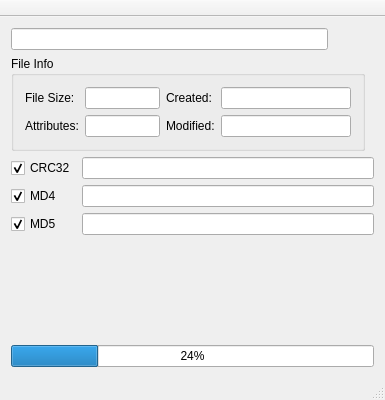
Old version of the form src/mainwindow.ui in the repository kors2m/qHasher.
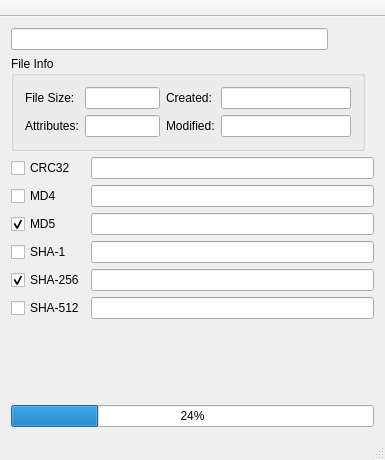
New version of the form. Icons and pictures are not drawn.

Diff of the .ui file:
```diff
--- a/src/mainwindow.ui
+++ b/src/mainwindow.ui
@@ -7,7 +7,7 @@
     <x>0</x>
     <y>0</y>
     <width>385</width>
-    <height>400</height>
+    <height>460</height>
    </rect>
   </property>
   <property name="sizePolicy">
@@ -19,13 +19,13 @@
   <property name="minimumSize">
    <size>
     <width>385</width>
-    <height>400</height>
+    <height>460</height>
    </size>
   </property>
   <property name="maximumSize">
    <size>
     <width>385</width>
-    <height>400</height>
+    <height>460</height>
    </size>
   </property>
   <property name="windowTitle">
@@ -223,35 +223,21 @@
     </item>
     <item row="2" column="0">
      <layout class="QGridLayout" name="gridLayout_4">
-      <item row="2" column="0">
-       <widget class="QCheckBox" name="md5CB">
-        <property name="text">
-         <string>MD5</string>
-        </property>
-        <property name="checked">
-         <bool>true</bool>
-        </property>
-       </widget>
-      </item>
       <item row="0" column="0">
        <widget class="QCheckBox" name="crc32CB">
+        <property name="enabled">
+         <bool>true</bool>
+        </property>
         <property name="text">
          <string>CRC32</string>
         </property>
         <property name="checked">
-         <bool>true</bool>
+         <bool>false</bool>
         </property>
        </widget>
       </item>
-      <item row="2" column="1">
-       <widget class="QLineEdit" name="md5LE">
-        <property name="readOnly">
-         <bool>true</bool>
-        </property>
-       </widget>
-      </item>
-      <item row="1" column="1">
-       <widget class="QLineEdit" name="md4LE">
+      <item row="0" column="1">
+       <widget class="QLineEdit" name="crc32LE">
         <property name="readOnly">
          <bool>true</bool>
         </property>
@@ -263,33 +249,83 @@
          <string>MD4</string>
         </property>
         <property name="checked">
+         <bool>false</bool>
+        </property>
+       </widget>
+      </item>
+      <item row="1" column="1">
+       <widget class="QLineEdit" name="md4LE">
+        <property name="readOnly">
          <bool>true</bool>
         </property>
        </widget>
       </item>
-      <item row="0" column="1">
-       <widget class="QLineEdit" name="crc32LE">
+      <item row="2" column="0">
+       <widget class="QCheckBox" name="md5CB">
+        <property name="text">
+         <string>MD5</string>
+        </property>
+        <property name="checked">
+         <bool>true</bool>
+        </property>
+       </widget>
+      </item>
+      <item row="2" column="1">
+       <widget class="QLineEdit" name="md5LE">
         <property name="readOnly">
          <bool>true</bool>
         </property>
        </widget>
       </item>
+      <item row="3" column="0">
+       <widget class="QCheckBox" name="sha1CB">
+        <property name="text">
+         <string>SHA-1</string>
+        </property>
+       </widget>
+      </item>
       <item row="3" column="1">
-       <spacer name="verticalSpacer">
-        <property name="orientation">
-         <enum>Qt::Vertical</enum>
+       <widget class="QLineEdit" name="sha1LE"/>
+      </item>
+      <item row="4" column="0">
+       <widget class="QCheckBox" name="sha256CB">
+        <property name="text">
+         <string>SHA-256</string>
         </property>
-        <property name="sizeHint" stdset="0">
-         <size>
-          <width>20</width>
-          <height>53</height>
-         </size>
+        <property name="checked">
+         <bool>true</bool>
         </property>
-       </spacer>
+       </widget>
+      </item>
+      <item row="4" column="1">
+       <widget class="QLineEdit" name="sha256LE"/>
+      </item>
+      <item row="5" column="0">
+       <widget class="QCheckBox" name="sha512CB">
+        <property name="text">
+         <string>SHA-512</string>
+        </property>
+       </widget>
+      </item>
+      <item row="5" column="1">
+       <widget class="QLineEdit" name="sha512LE"/>
       </item>
      </layout>
     </item>
     <item row="3" column="0">
+     <spacer name="verticalSpacer">
+      <property name="orientation">
+       <enum>Qt::Vertical</enum>
+      </property>
+      <property name="sizeHint" stdset="0">
+       <size>
+        <width>20</width>
+        <height>17</height>
+       </size>
+      </property>
+     </spacer>
+    </item>
+    <item row="4" column="0">
      <widget class="QProgressBar" name="progressBar">
       <property name="value">
        <number>24</number>
@@ -297,6 +333,14 @@
      </widget>
     </item>
    </layout>
+   <zorder>fileInfoGB</zorder>
+   <zorder>progressBar</zorder>
+   <zorder>verticalSpacer</zorder>
+   <zorder>sha256CB</zorder>
+   <zorder>sha512CB</zorder>
+   <zorder>sha1LE</zorder>
+   <zorder>sha256LE</zorder>
+   <zorder>sha512LE</zorder>
   </widget>
   <widget class="QMenuBar" name="menuBar">
    <property name="geometry">
```
